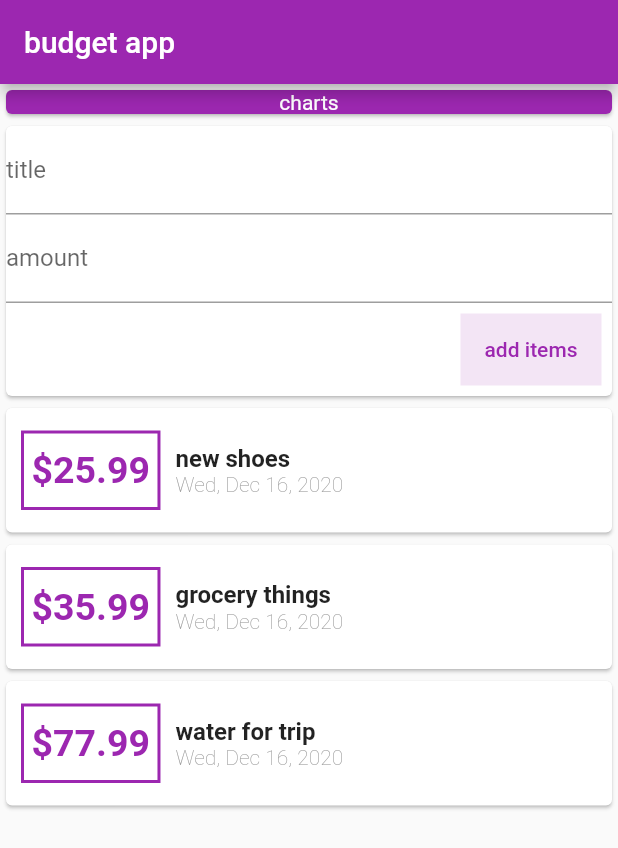
After one commit to mxm5/mx_purple_charts, a Flutter app: the screen it shows after launch, on a phone screen of 412 x 824 dp. The commit adds this screen. Shown: the top 848 px of the screen. Run offline on Flutter 3.47's test engine with Material 2 defaults, Android fonts, the phone set to English and light mode, and no system bars.

Commit message:
I did add the state handler master view and its just needs layout

```diff
--- /dev/null
+++ b/lib/input_widgets/input_widget.dart
@@ -0,0 +1,55 @@
+import 'dart:math';
+
+import 'package:flutter/material.dart';
+import 'package:grocery_app_flutter/transaction.dart';
+
+class InputWidget extends StatelessWidget {
+  final titleInputController = TextEditingController();
+  final amountInputController = TextEditingController();
+  final Function addTransaction;
+
+  InputWidget({this.addTransaction});
+
+  @override
+  Widget build(BuildContext context) {
+    return Card(
+      child: Column(
+        crossAxisAlignment: CrossAxisAlignment.end,
+        children: [
+          TextField(
+            controller: titleInputController,
+            cursorColor: Colors.purple,
+            decoration: InputDecoration(
+              labelText: 'title',
+            ),
+          ),
+          TextField(
+            cursorColor: Colors.purple,
+            controller: amountInputController,
+            decoration: InputDecoration(
+              labelText: 'amount',
+            ),
+          ),
+          Container(
+            margin: EdgeInsets.all(7),
+            color: Colors.purple[50],
+            child: FlatButton(
+                onPressed: () {
+                  addTransaction(Transaction(
+                      amount: double.parse(amountInputController.text),
+                      date: DateTime.now(),
+                      id: DateTime.now().toString(),
+                      title: titleInputController.text));
+                },
+                child: Text(
+                  'add items',
+                  style: TextStyle(
+                    color: Colors.purple,
+                  ),
+                )),
+          )
+        ],
+      ),
+    );
+  }
+}
--- /dev/null
+++ b/lib/input_widgets/list_state.dart
@@ -0,0 +1,50 @@
+import 'package:flutter/material.dart';
+import 'package:grocery_app_flutter/input_widgets/input_widget.dart';
+import 'package:grocery_app_flutter/input_widgets/list_widget.dart';
+
+import '../transaction.dart';
+
+class ListOfItems extends StatefulWidget {
+  @override
+  _ListOfItemsState createState() => _ListOfItemsState();
+}
+
+class _ListOfItemsState extends State<ListOfItems> {
+  final List<Transaction> _transactions = [
+    Transaction(
+        amount: 25.99,
+        date: DateTime.now(),
+        id: 'Hxl352lvz',
+        title: 'new shoes'),
+    Transaction(
+        amount: 35.99,
+        date: DateTime.now(),
+        id: 'xnjr353',
+        title: 'grocery things'),
+    Transaction(
+        amount: 77.99,
+        date: DateTime.now(),
+        id: 'fnkj30789',
+        title: 'water for trip')
+  ];
+
+  void _addTransaction(Transaction addedTransaction) {
+    setState(() {
+      _transactions.add(addedTransaction);
+    });
+  }
+
+  @override
+  Widget build(BuildContext context) {
+    return Column(
+      children: [
+        InputWidget(
+          addTransaction: _addTransaction,
+        ),
+        ListWidget(
+          transactions: _transactions,
+        ),
+      ],
+    );
+  }
+}
--- /dev/null
+++ b/lib/input_widgets/list_widget.dart
@@ -0,0 +1,63 @@
+import 'package:flutter/material.dart';
+import 'package:intl/intl.dart';
+
+import '../transaction.dart';
+
+class ListWidget extends StatelessWidget {
+  final List<Transaction> transactions;
+
+  ListWidget({this.transactions});
+  @override
+  Widget build(BuildContext context) {
+    return Column(
+      children: transactions.map((tx) {
+        return Card(
+          child: Row(
+            children: [
+              Container(
+                margin: EdgeInsets.symmetric(
+                  horizontal: 10,
+                  vertical: 15,
+                ),
+                padding: EdgeInsets.symmetric(
+                  horizontal: 5,
+                  vertical: 10,
+                ),
+                decoration: BoxDecoration(
+                  border: Border.all(
+                    color: Colors.purple,
+                    width: 2,
+                  ),
+                ),
+                child: Text(
+                  '\$' + tx.amount.toString(),
+                  style: TextStyle(
+                      color: Colors.purple,
+                      fontWeight: FontWeight.bold,
+                      fontSize: 25),
+                ),
+              ),
+              Column(
+                crossAxisAlignment: CrossAxisAlignment.start,
+                children: [
+                  Text(
+                    tx.title,
+                    style: TextStyle(
+                      fontSize: 16,
+                      fontWeight: FontWeight.bold,
+                    ),
+                  ),
+                  Text(
+                    DateFormat.yMMMEd().format(tx.date),
+                    style: TextStyle(
+                        color: Colors.grey, fontWeight: FontWeight.w100),
+                  ),
+                ],
+              )
+            ],
+          ),
+        );
+      }).toList(),
+    );
+  }
+}
--- a/zzchanges.txt
+++ b/zzchanges.txt
@@ -6,3 +6,7 @@ what is @required
 how to manage input data in a stateless widget
         with the T E C = [T]ext[E]diting[C]ontroller
         which is a final value and has state manager in it and returns the text
+how we can make a column scrollable
+        we make it wrapped with a container and give container a fixed size
+        then it will never change its height dynamiclay and hard container
+        can be placed into a single child scroll view
```
Also changed, not shown: lib/main.dart (+2 -106 lines).
